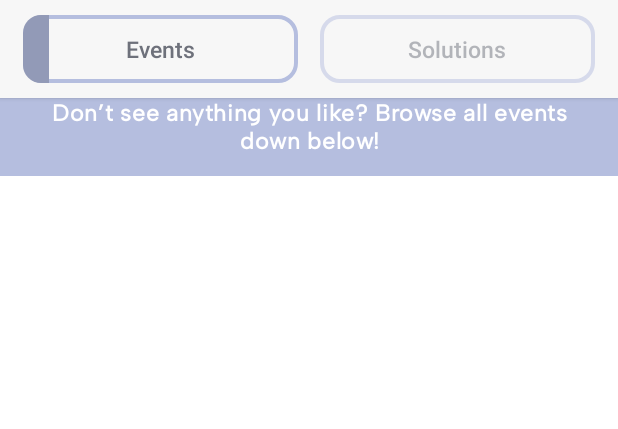
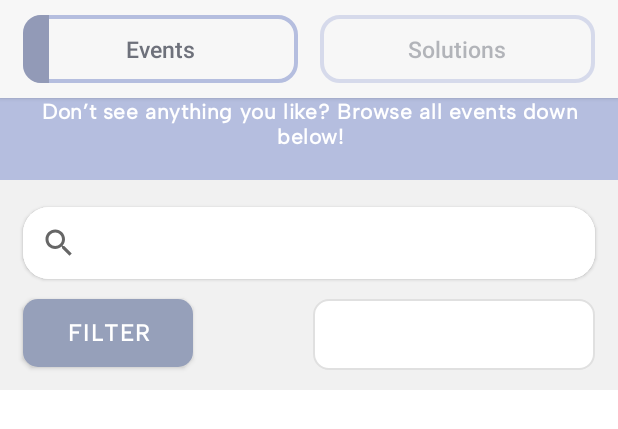
Before and after one commit to kzi-nastava/ma-project-event-planner-siit-2024-team-11, an Android app: the layout fragment_home.xml on its own in the app's theme, with its tools: preview values and no code run, on a phone screen of 412 x 824 dp. Shown: the top 429 px of the screen. Run offline under Robolectric (Android 15) with nearby library versions, the phone set to English and light mode, and no system bars.

Commit message:
[ADD] search & filter (home)

```diff
--- /dev/null
+++ b/Eventy/app/src/main/res/drawable/filter_button_background.xml
@@ -0,0 +1,9 @@
+<?xml version="1.0" encoding="utf-8"?>
+<selector xmlns:android="http://schemas.android.com/apk/res/android">
+    <item>
+        <shape android:shape="rectangle">
+            <solid android:color="#96A0BA" />
+            <corners android:radius="10dp"/>
+        </shape>
+    </item>
+</selector>
--- /dev/null
+++ b/Eventy/app/src/main/res/drawable/search_input_background.xml
@@ -0,0 +1,9 @@
+<?xml version="1.0" encoding="utf-8"?>
+<selector xmlns:android="http://schemas.android.com/apk/res/android">
+    <item>
+        <shape android:shape="rectangle">
+            <solid android:color="@android:color/white" />
+            <corners android:radius="17dp"/>
+        </shape>
+    </item>
+</selector>
--- /dev/null
+++ b/Eventy/app/src/main/res/drawable/sort_input_background.xml
@@ -0,0 +1,10 @@
+<?xml version="1.0" encoding="utf-8"?>
+<selector xmlns:android="http://schemas.android.com/apk/res/android">
+    <item>
+        <shape android:shape="rectangle">
+            <solid android:color="@android:color/white" />
+            <corners android:radius="10dp"/>
+            <stroke android:width="1.5dp" android:color="#E0E0E0"/>
+        </shape>
+    </item>
+</selector>
--- a/Eventy/app/src/main/res/layout/fragment_home.xml
+++ b/Eventy/app/src/main/res/layout/fragment_home.xml
@@ -54,10 +54,12 @@
             android:textSize="15sp" />
     </LinearLayout>
 
+    <!-- whole tab scroll view -->
     <androidx.core.widget.NestedScrollView
         android:layout_width="match_parent"
         android:layout_height="wrap_content">
 
+        <!-- tab container -->
         <LinearLayout
             android:id="@+id/featured_events"
             android:layout_width="match_parent"
@@ -65,6 +67,7 @@
             android:orientation="vertical"
             android:background="@color/home_events_featured_background_color">
 
+            <!-- title - "FEATURED EVENTS/SERVICE & PRODUCTS" -->
             <FrameLayout
                 android:id="@+id/tab_title"
                 android:layout_width="match_parent"
@@ -77,6 +80,7 @@
                 android:layout_width="match_parent"
                 android:layout_height="wrap_content"/>
 
+            <!-- Don't see anything you like? - text -->
             <TextView
                 android:id="@+id/browse_all_events_text"
                 android:layout_width="match_parent"
@@ -85,18 +89,103 @@
                 android:letterSpacing="0.03"
                 android:textAlignment="center"
                 android:layout_marginTop="0dp"
-                android:layout_marginBottom="13dp"
+                android:layout_marginBottom="20dp"
                 android:layout_marginLeft="13dp"
                 android:layout_marginRight="13dp"
                 android:text="@string/browse_all_events_text"
                 android:textColor="@color/white"
                 android:textFontWeight="900"
-                android:textSize="15sp" />
+                android:textSize="14sp" />
 
+            <!-- search & filter container -->
+            <LinearLayout
+                android:id="@+id/search_and_filter_container"
+                android:layout_width="match_parent"
+                android:layout_height="wrap_content"
+                android:orientation="vertical"
+                android:background="@color/background_color">
+
+                <!-- search container -->
+                <LinearLayout
+                    android:id="@+id/search_container"
+                    android:layout_width="match_parent"
+                    android:layout_height="wrap_content"
+                    android:orientation="horizontal"
+                    android:layout_marginLeft="15dp"
+                    android:layout_marginRight="15dp"
+                    android:layout_marginTop="18dp"
+                    android:layout_marginBottom="5dp"
+                    app:layout_constraintEnd_toEndOf="parent"
+                    app:layout_constraintStart_toStartOf="parent"
+                    app:layout_constraintTop_toTopOf="parent"
+                    android:elevation="1.5dp"
+                    android:background="@drawable/search_input_background">
+
+                    <!-- search input -->
+                    <androidx.appcompat.widget.SearchView
+                        android:id="@+id/search_input"
+                        android:layout_width="match_parent"
+                        android:layout_height="match_parent"
+                        android:background="@drawable/search_input_background"
+                        app:queryHint="Search.." />
+                </LinearLayout>
+
+                <!-- filter container -->
+                <LinearLayout
+                    android:id="@+id/filter_and_sort_container"
+                    android:layout_width="match_parent"
+                    android:layout_height="wrap_content"
+                    android:orientation="horizontal"
+                    app:layout_constraintEnd_toEndOf="parent"
+                    app:layout_constraintStart_toStartOf="parent"
+                    app:layout_constraintTop_toBottomOf="@+id/linear1">
+
+                    <!-- filter button -->
+                    <androidx.appcompat.widget.AppCompatButton
+                        android:id="@+id/filter_button"
+                        android:layout_width="0dp"
+                        android:layout_height="45dp"
+                        android:layout_marginStart="15dp"
+                        android:layout_marginTop="8dp"
+                        android:layout_marginBottom="15dp"
+                        android:layout_marginEnd="40dp"
+                        android:layout_weight="0.85"
+                        android:background="@drawable/filter_button_background"
+                        android:text="@string/filter"
+                        android:fontFamily="@font/albert_sans"
+                        android:textFontWeight="900"
+                        android:textColor="@color/white"
+                        android:letterSpacing="0.06"
+                        android:textSize="15sp"
+                        />
+
+                    <!-- sort button -->
+                    <Spinner
+                        android:id="@+id/sort_button"
+                        android:layout_width="0dp"
+                        android:layout_height="match_parent"
+                        android:layout_marginStart="40dp"
+                        android:layout_marginTop="8dp"
+                        android:layout_marginBottom="13dp"
+                        android:layout_marginEnd="15dp"
+                        android:layout_weight="1.4"
+                        android:paddingLeft="6dp"
+                        android:paddingRight="6dp"
+                        android:background="@drawable/sort_input_background"
+                        android:contentDescription="@string/sort"
+                        android:text="@string/sort"
+                        android:tooltipText="@string/sort" />
+                </LinearLayout>
+            </LinearLayout>
+
+            <!-- all events/solutions container -->
+            <FrameLayout
+                android:id="@+id/all_events"
+                android:layout_width="match_parent"
+                android:layout_height="wrap_content"
+                android:background="@color/background_color"/>
         </LinearLayout>
+
     </androidx.core.widget.NestedScrollView>
-    <!-- here we dynamically insert the title (e.g. "FEATURED EVENTS")
-         depending on the selected tab -->
-
 
 </LinearLayout>
```
